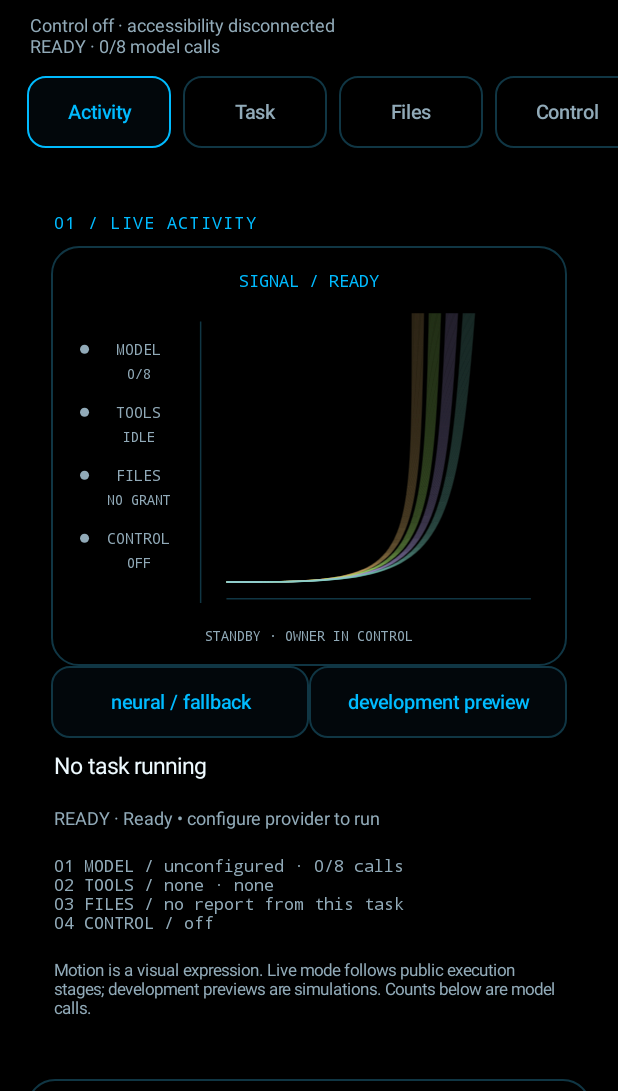
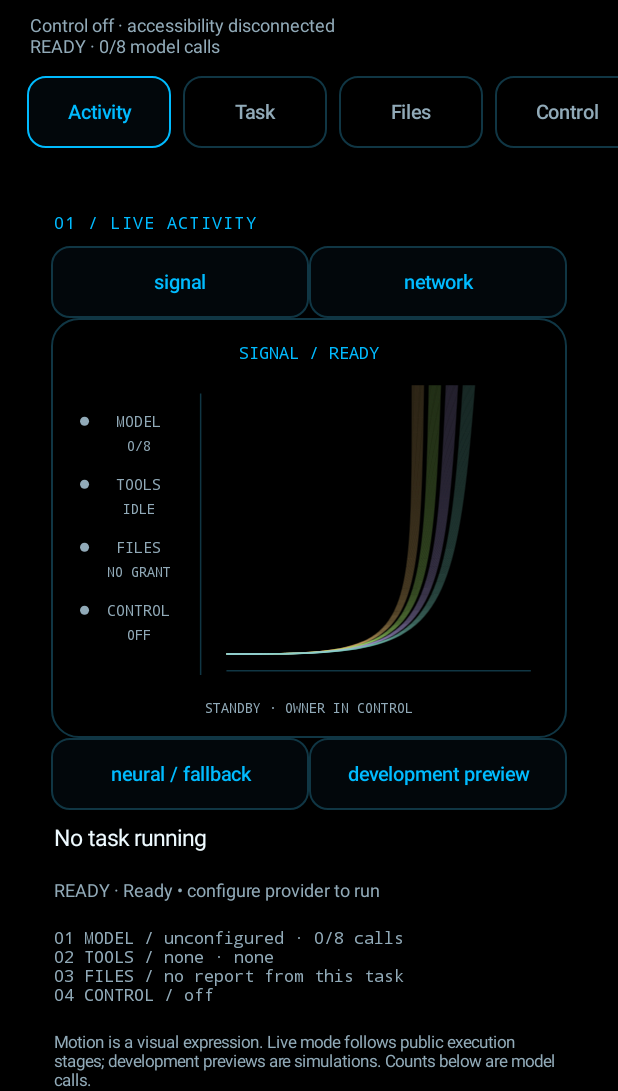
Before and after one commit to spirokopita/agentic-fold-test, an Android app: the screen it shows after launch (MainActivity), after a tap on "neural / fallback", on a phone screen of 412 x 824 dp, the part 145-1236 px from its top. Run offline under Robolectric (Android 15) with nearby library versions, the phone set to English and light mode, and no system bars; 1 other tap on this screen came first.

Commit message:
Preserve legacy Signal and Network selection and make renderer capture tests animation-aware

```diff
--- a/app/src/main/java/com/agentfold/app/MainActivity.kt
+++ b/app/src/main/java/com/agentfold/app/MainActivity.kt
@@ -67,13 +67,34 @@ class MainActivity : Activity() {
         networkView = ActivityNetworkView(this)
         neuralView = NeuralDialView(this, visualController)
         network.background = null
-        val visualSwitch = button("neural / fallback", {})
-        var fallback = false
-        visualSwitch.setOnClickListener {
-            fallback = !fallback
-            networkView.visibility = if (fallback) View.VISIBLE else View.GONE
-            neuralView.visibility = if (fallback) View.GONE else View.VISIBLE
+        val visuals = getSharedPreferences("workspace_visuals", MODE_PRIVATE)
+        var fallback = savedInstanceState?.getBoolean("neural_fallback", false) ?: false
+        val legacyTabs = LinearLayout(this).apply { orientation = LinearLayout.HORIZONTAL }
+        val signalTab = button("signal", {})
+        val networkTab = button("network", {})
+        fun showFallback(value: Boolean) {
+            fallback = value
+            networkView.visibility = if (value) View.VISIBLE else View.GONE
+            neuralView.visibility = if (value) View.GONE else View.VISIBLE
+            legacyTabs.visibility = if (value) View.VISIBLE else View.GONE
         }
+        fun selectLegacy(value: ActivityNetworkView.Presentation) {
+            networkView.setPresentation(value)
+            visuals.edit().putString("activity_view", value.name).apply()
+            signalTab.isSelected = value == ActivityNetworkView.Presentation.SIGNAL
+            networkTab.isSelected = value == ActivityNetworkView.Presentation.NETWORK
+            signalTab.contentDescription = "Signal activity view"
+            networkTab.contentDescription = "Network activity view"
+        }
+        signalTab.setOnClickListener { selectLegacy(ActivityNetworkView.Presentation.SIGNAL); showFallback(true) }
+        networkTab.setOnClickListener { selectLegacy(ActivityNetworkView.Presentation.NETWORK); showFallback(true) }
+        legacyTabs.addView(signalTab, LinearLayout.LayoutParams(0, -2, 1f))
+        legacyTabs.addView(networkTab, LinearLayout.LayoutParams(0, -2, 1f))
+        selectLegacy(runCatching {
+            ActivityNetworkView.Presentation.valueOf(visuals.getString("activity_view", "SIGNAL") ?: "SIGNAL")
+        }.getOrDefault(ActivityNetworkView.Presentation.SIGNAL))
+        val visualSwitch = button("neural / fallback", { showFallback(!fallback) })
+        visualSwitch.contentDescription = "Switch neural and legacy activity renderer"
         val previewButton = button("development preview", {
             val labels = arrayOf("return to live activity") + VisualState.entries.map { it.label }.toTypedArray()
             AlertDialog.Builder(this).setTitle("visual simulation — no network actions")
@@ -83,7 +104,8 @@ class MainActivity : Activity() {
                 }.setNegativeButton("close", null).show()
         })
         network.addView(neuralView, LinearLayout.LayoutParams(-1, dp(380)))
-        networkView.visibility = View.GONE
+        network.addView(legacyTabs)
+        showFallback(fallback)
         network.addView(networkView, LinearLayout.LayoutParams(-1, dp(280)))
         val visualControls = LinearLayout(this).apply { orientation = LinearLayout.HORIZONTAL }
         visualControls.addView(visualSwitch, LinearLayout.LayoutParams(0, -2, 1f))
@@ -355,6 +377,7 @@ class MainActivity : Activity() {
 
     override fun onSaveInstanceState(outState: Bundle) {
         outState.putString("workspace_tab", workspace.selection.name)
+        outState.putBoolean("neural_fallback", networkView.visibility == View.VISIBLE)
         super.onSaveInstanceState(outState)
     }
 
```
Also changed, not shown: 2 other files.
